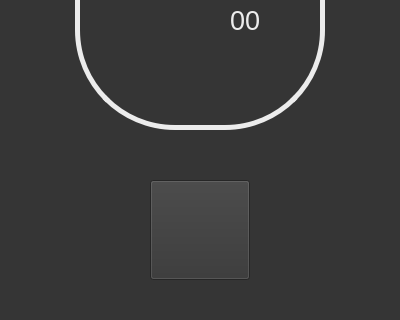
First picture: the form in stoper.ui, repository krzysztofkobra/clock_app, before the edit; both pictures show x 0 to 400 and y 180 to 500 of the 400 by 500 pixel window.
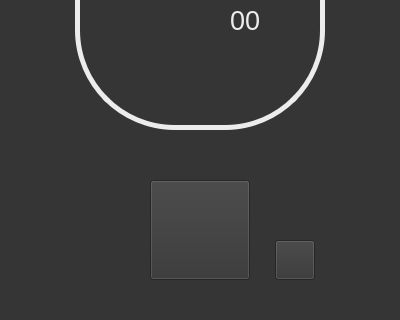
Second picture: the form after the edit.

Commit message: added restart button to stopwatch

Patch:
```diff
--- a/stoper.ui
+++ b/stoper.ui
@@ -128,6 +128,28 @@
     <string>00:</string>
    </property>
   </widget>
+  <widget class="QPushButton" name="resetButton">
+   <property name="geometry">
+    <rect>
+     <x>275</x>
+     <y>420</y>
+     <width>40</width>
+     <height>40</height>
+    </rect>
+   </property>
+   <property name="styleSheet">
+    <string notr="true">background-color: rgb(236, 236, 236);
+                border-radius: 15px;        
+               border: 2px solid rgb(236, 236, 236);
+hover{
+	background-color: rgb(175, 175, 175)
+}
+	</string>
+   </property>
+   <property name="text">
+    <string/>
+   </property>
+  </widget>
   <zorder>frame</zorder>
   <zorder>startButton</zorder>
   <zorder>min</zorder>
```
Left out of the diff: 1 changed line with no effect on the pictures. The commit also changes 3 other files.
